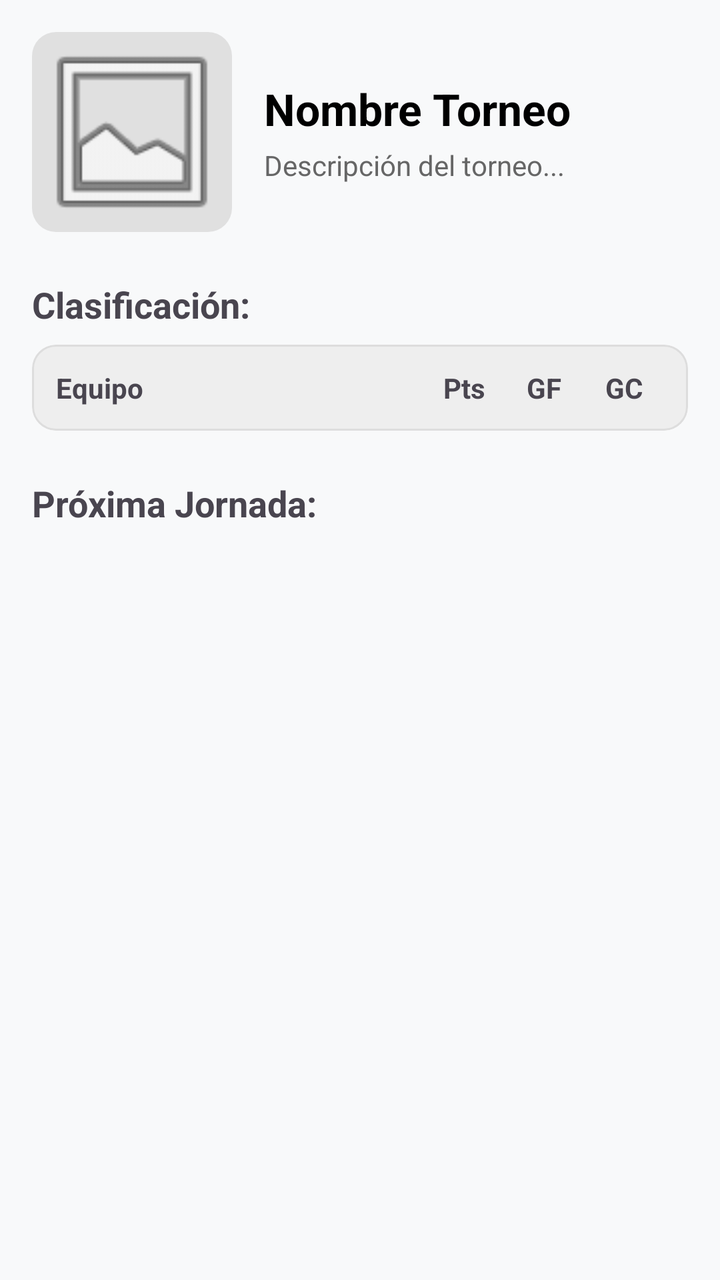
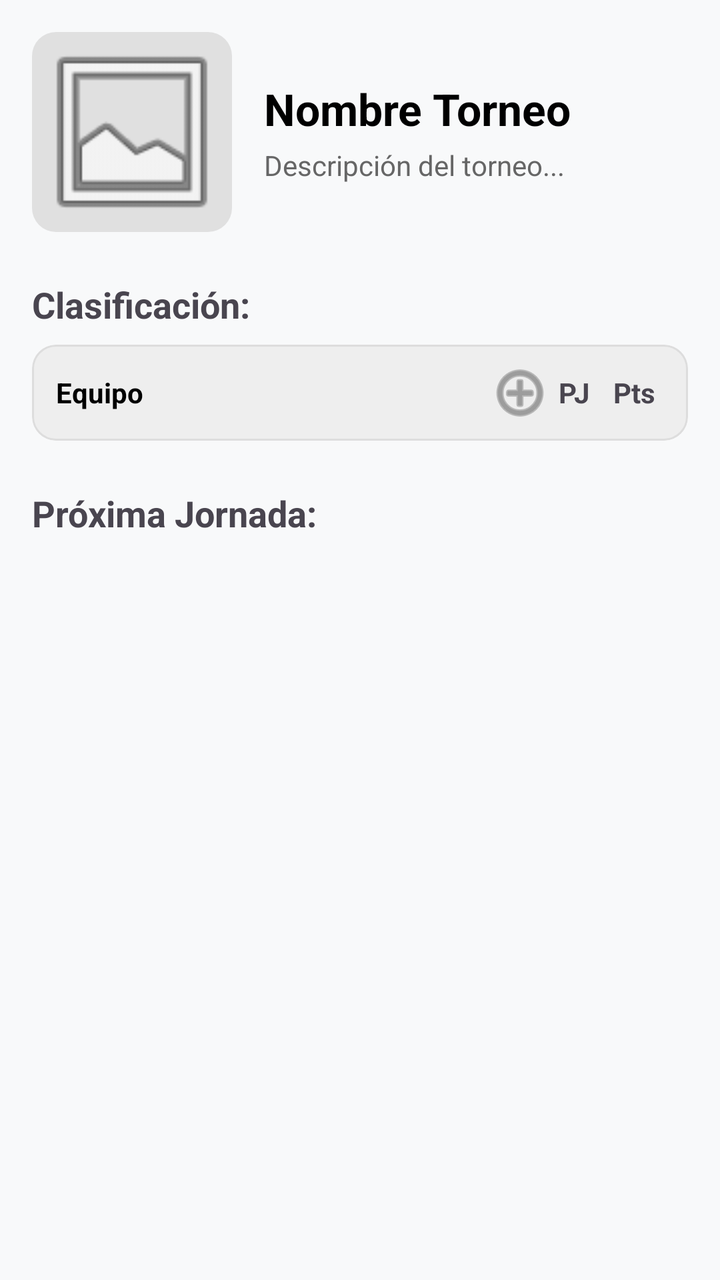

Compare the two renders of this Android layout. The source of the first and the diff that turns it into the second are given below.
<!-- AndroidManifest.xml: application theme Theme.TournamentApp -->
<!-- res/layout/fragment_torneo_detalle.xml -->
<?xml version="1.0" encoding="utf-8"?>
<androidx.core.widget.NestedScrollView xmlns:android="http://schemas.android.com/apk/res/android"
    xmlns:app="http://schemas.android.com/apk/res-auto"
    android:layout_width="match_parent"
    android:layout_height="match_parent"
    android:background="#F8F9FA">

    <LinearLayout
        android:layout_width="match_parent"
        android:layout_height="wrap_content"
        android:orientation="vertical"
        android:padding="16dp">

        <LinearLayout
            android:layout_width="match_parent"
            android:layout_height="wrap_content"
            android:orientation="horizontal"
            android:gravity="center_vertical"
            android:layout_marginBottom="24dp">

            <com.google.android.material.imageview.ShapeableImageView
                android:id="@+id/ivDetalleTorneoLogo"
                android:layout_width="100dp"
                android:layout_height="100dp"
                android:scaleType="centerCrop"
                app:shapeAppearanceOverlay="@style/CornerRounded"
                android:src="@android:drawable/ic_menu_gallery"
                android:background="#E0E0E0" />

            <LinearLayout
                android:layout_width="match_parent"
                android:layout_height="wrap_content"
                android:orientation="vertical"
                android:layout_marginStart="16dp">

                <TextView
                    android:id="@+id/tvDetalleTorneoNombre"
                    android:layout_width="wrap_content"
                    android:layout_height="wrap_content"
                    android:text="Nombre Torneo"
                    android:textSize="22sp"
                    android:textStyle="bold"
                    android:textColor="@color/black" />

                <TextView
                    android:id="@+id/tvDetalleTorneoDesc"
                    android:layout_width="wrap_content"
                    android:layout_height="wrap_content"
                    android:text="Descripción del torneo..."
                    android:textSize="14sp"
                    android:textColor="#666666"
                    android:layout_marginTop="4dp" />
            </LinearLayout>
        </LinearLayout>
        <LinearLayout
            android:id="@+id/layoutAdminPanel"
            android:layout_width="match_parent"
            android:layout_height="wrap_content"
            android:orientation="vertical"
            android:visibility="gone"
            android:layout_marginBottom="24dp">

            <com.google.android.material.card.MaterialCardView
                android:layout_width="match_parent"
                android:layout_height="wrap_content"
                app:cardCornerRadius="8dp"
                app:cardBackgroundColor="#E3F2FD"
                app:strokeWidth="0dp"
                android:layout_marginBottom="12dp">

                <LinearLayout
                    android:layout_width="match_parent"
                    android:layout_height="wrap_content"
                    android:orientation="horizontal"
                    android:gravity="center_vertical"
                    android:padding="12dp">

                    <ImageView
                        android:layout_width="24dp"
                        android:layout_height="24dp"
                        android:src="@android:drawable/ic_secure"
                        app:tint="#1976D2" />

                    <TextView
                        android:layout_width="0dp"
                        android:layout_height="wrap_content"
                        android:layout_weight="1"
                        android:text="Código de Invitación:"
                        android:textColor="#1976D2"
                        android:layout_marginStart="8dp"/>

                    <TextView
                        android:id="@+id/tvAdminCodigo"
                        android:layout_width="wrap_content"
                        android:layout_height="wrap_content"
                        android:text="TRN-XXXX"
                        android:textStyle="bold"
                        android:textSize="18sp"
                        android:textColor="#1976D2" />
                </LinearLayout>
            </com.google.android.material.card.MaterialCardView>

            <com.google.android.material.button.MaterialButton
                android:id="@+id/btnGenerarCalendario"
                android:layout_width="match_parent"
                android:layout_height="60dp"
                android:text="GENERAR CALENDARIO DE PARTIDOS"
                app:icon="@android:drawable/ic_menu_today"
                app:backgroundTint="#FF9800" />

            <com.google.android.material.button.MaterialButton
                android:id="@+id/btnEliminarTorneo"
                style="@style/Widget.MaterialComponents.Button.TextButton"
                android:layout_width="match_parent"
                android:layout_height="wrap_content"
                android:text="ELIMINAR ESTE TORNEO"
                android:textColor="#D32F2F"
                android:layout_marginTop="8dp"
                app:icon="@android:drawable/ic_menu_delete"
                app:iconTint="#D32F2F" />
        </LinearLayout>

        <TextView
            android:layout_width="wrap_content"
            android:layout_height="wrap_content"
            android:text="Clasificación:"
            android:textSize="18sp"
            android:textStyle="bold"
            android:layout_marginBottom="8dp" />

        <com.google.android.material.card.MaterialCardView
            android:layout_width="match_parent"
            android:layout_height="wrap_content"
            app:cardCornerRadius="12dp"
            app:cardElevation="0dp"
            app:strokeWidth="1dp"
            app:strokeColor="#DDDDDD">

            <LinearLayout
                android:layout_width="match_parent"
                android:layout_height="wrap_content"
                android:orientation="vertical">

                <LinearLayout
                    android:layout_width="match_parent"
                    android:layout_height="wrap_content"
                    android:orientation="horizontal"
                    android:padding="12dp"
                    android:background="#EEEEEE">
                    <TextView android:layout_width="0dp" android:layout_height="wrap_content" android:layout_weight="1" android:text="Equipo" android:textStyle="bold"/>
                    <TextView android:layout_width="40dp" android:layout_height="wrap_content" android:text="Pts" android:gravity="center" android:textStyle="bold"/>
                    <TextView android:layout_width="40dp" android:layout_height="wrap_content" android:text="GF" android:gravity="center" android:textStyle="bold"/>
                    <TextView android:layout_width="40dp" android:layout_height="wrap_content" android:text="GC" android:gravity="center" android:textStyle="bold"/>
                </LinearLayout>

                <androidx.recyclerview.widget.RecyclerView
                    android:id="@+id/rvClasificacion"
                    android:layout_width="match_parent"
                    android:layout_height="wrap_content"
                    android:nestedScrollingEnabled="false" />
            </LinearLayout>
        </com.google.android.material.card.MaterialCardView>

        <TextView
            android:id="@+id/tvTituloJornada"
            android:layout_width="wrap_content"
            android:layout_height="wrap_content"
            android:text="Próxima Jornada:"
            android:textSize="18sp"
            android:textStyle="bold"
            android:layout_marginTop="24dp"
            android:layout_marginBottom="8dp" />

        <androidx.recyclerview.widget.RecyclerView
            android:id="@+id/rvPartidosJornada"
            android:layout_width="match_parent"
            android:layout_height="wrap_content"
            android:nestedScrollingEnabled="false" />

    </LinearLayout>
</androidx.core.widget.NestedScrollView>
<!-- resources referenced by this layout -->
<resources>
  <color name="black">#FF000000</color>
  <style name="CornerRounded">
          <item name="cornerFamily">rounded</item>
          <item name="cornerSize">12dp</item>
      </style>
  <style name="Theme.TournamentApp" parent="Base.Theme.TournamentApp" />
  <style name="Base.Theme.TournamentApp" parent="Theme.Material3.DayNight.NoActionBar">
          
          
      </style>
</resources>

<!-- the commit's change to res/layout/fragment_torneo_detalle.xml (unified diff, before → after) -->
@@ -146,11 +146,43 @@
                     android:layout_height="wrap_content"
                     android:orientation="horizontal"
                     android:padding="12dp"
+                    android:gravity="center_vertical"
                     android:background="#EEEEEE">
-                    <TextView android:layout_width="0dp" android:layout_height="wrap_content" android:layout_weight="1" android:text="Equipo" android:textStyle="bold"/>
-                    <TextView android:layout_width="40dp" android:layout_height="wrap_content" android:text="Pts" android:gravity="center" android:textStyle="bold"/>
-                    <TextView android:layout_width="40dp" android:layout_height="wrap_content" android:text="GF" android:gravity="center" android:textStyle="bold"/>
-                    <TextView android:layout_width="40dp" android:layout_height="wrap_content" android:text="GC" android:gravity="center" android:textStyle="bold"/>
+
+                    <TextView
+                        android:layout_width="0dp"
+                        android:layout_height="wrap_content"
+                        android:layout_weight="1"
+                        android:text="Equipo"
+                        android:textStyle="bold"
+                        android:textColor="@color/black"/>
+                    <ImageButton
+                        android:id="@+id/btnToggleStats"
+                        android:layout_width="24dp"
+                        android:layout_height="24dp"
+                        android:layout_marginStart="8dp"
+                        android:background="?attr/selectableItemBackgroundBorderless"
+                        android:src="@android:drawable/ic_menu_add"
+                        app:tint="#666666" />
+
+                    <LinearLayout
+                        android:id="@+id/headerDetalle"
+                        android:layout_width="wrap_content"
+                        android:layout_height="wrap_content"
+                        android:orientation="horizontal"
+                        android:visibility="gone">
+                        <TextView android:layout_width="30dp" android:layout_height="wrap_content" android:text="G" android:gravity="center" android:textStyle="bold"/>
+                        <TextView android:layout_width="30dp" android:layout_height="wrap_content" android:text="E" android:gravity="center" android:textStyle="bold"/>
+                        <TextView android:layout_width="30dp" android:layout_height="wrap_content" android:text="P" android:gravity="center" android:textStyle="bold"/>
+                        <TextView android:layout_width="30dp" android:layout_height="wrap_content" android:text="GF" android:gravity="center" android:textStyle="bold"/>
+                        <TextView android:layout_width="30dp" android:layout_height="wrap_content" android:text="GC" android:gravity="center" android:textStyle="bold"/>
+                    </LinearLayout>
+
+
+                    <TextView android:layout_width="30dp" android:layout_height="wrap_content" android:text="PJ" android:gravity="center" android:textStyle="bold"/>
+                    <TextView android:layout_width="30dp" android:layout_height="wrap_content" android:text="Pts" android:gravity="center" android:textStyle="bold"/>
+
+
                 </LinearLayout>
 
                 <androidx.recyclerview.widget.RecyclerView
